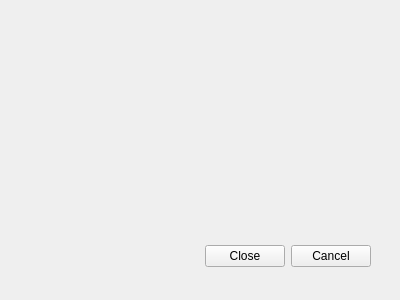
The window that location.ui (dakotacbrown/interactiveMap) describes before a commit, drawn with Qt 5.
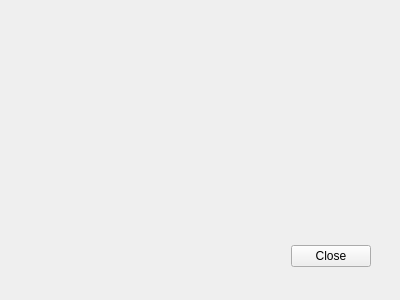
The same window after the commit.

```diff
--- a/location.ui
+++ b/location.ui
@@ -26,7 +26,7 @@
     <enum>Qt::Horizontal</enum>
    </property>
    <property name="standardButtons">
-    <set>QDialogButtonBox::Cancel|QDialogButtonBox::Close</set>
+    <set>QDialogButtonBox::Close</set>
    </property>
   </widget>
  </widget>
```
Left out of the diff: 2 changed lines with no effect on the pictures.
